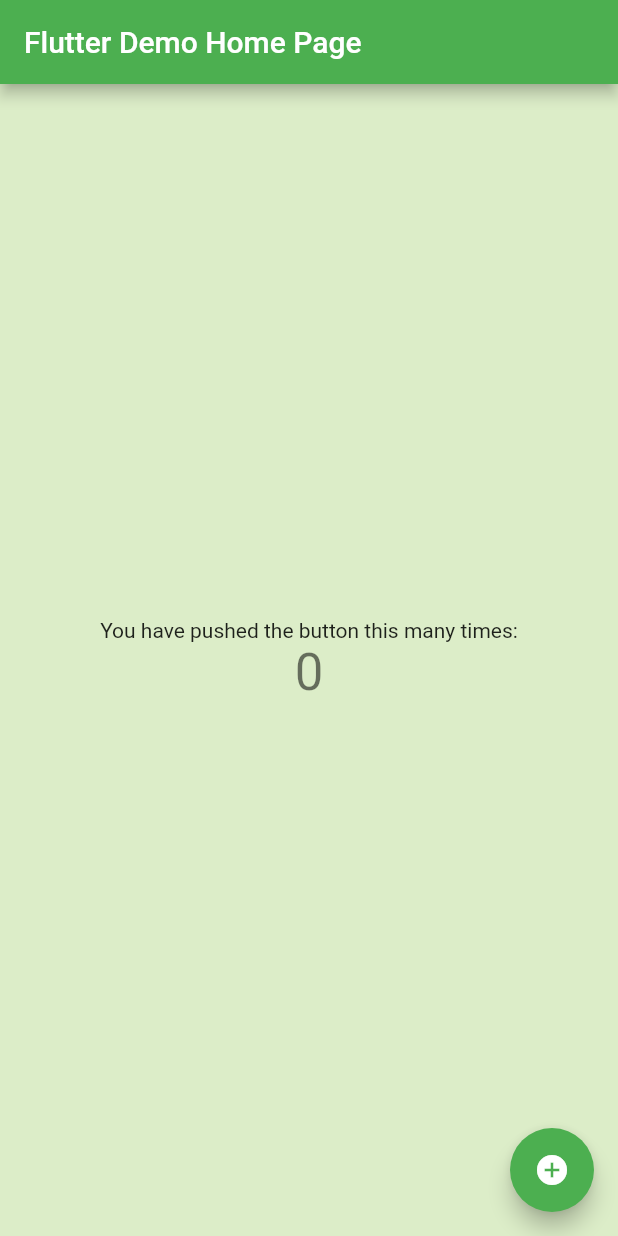
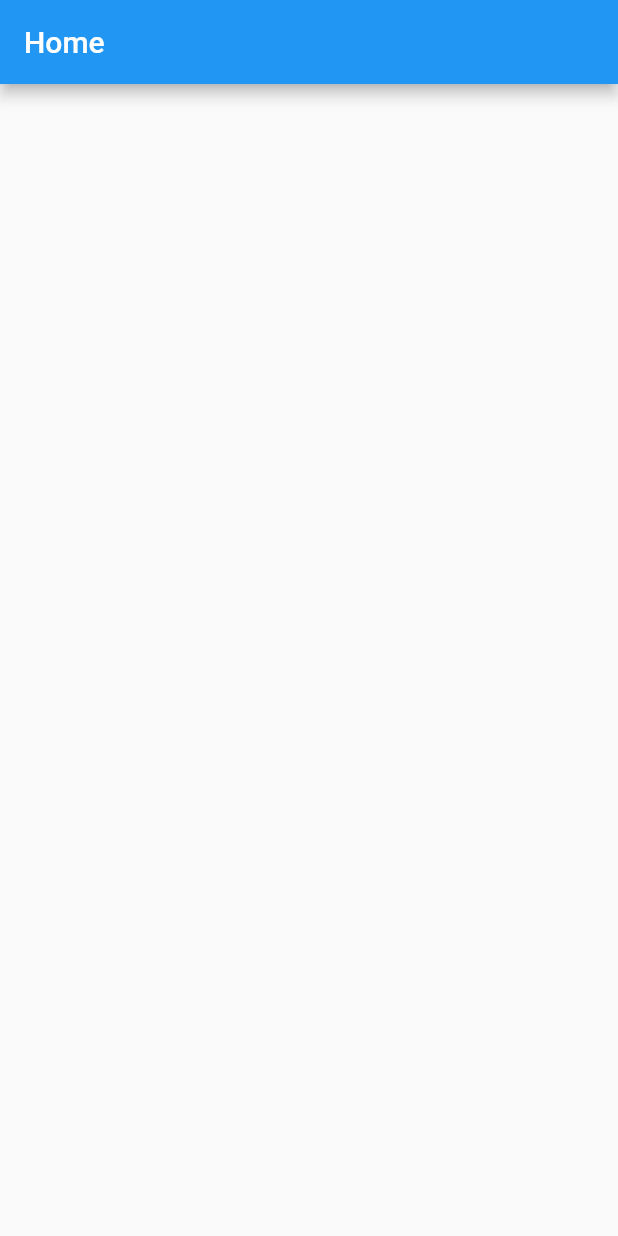
Before and after one commit to DenisMutinda/denis-planner, a Flutter app: the screen it shows after launch, on a phone screen of 412 x 824 dp. Run offline on Flutter 3.47's test engine with Material 2 defaults, Android fonts, the phone set to English and light mode, and no system bars.

Commit message:
Added Home Screen

```diff
--- a/lib/main.dart
+++ b/lib/main.dart
@@ -1,119 +1,19 @@
 import 'package:flutter/material.dart';
-import 'package:shared_preferences/shared_preferences.dart';
+import 'package:denisplanner/pages/home.dart';
 
-void main() {
-  runApp(MyApp());
-}
+void main () => runApp(MyApp());
 
 class MyApp extends StatelessWidget {
-  // This widget is the root of your application.
+  //Root of my application
   @override
   Widget build(BuildContext context) {
     return MaterialApp(
-      title: 'Flutter Demo',
-      theme: ThemeData(
-        // This is the theme of your application.
-        primarySwatch: Colors.green,
-        canvasColor: Colors.lightGreen.shade100,
-        // This makes the visual density adapt to the platform that you run
-        // the app on. For desktop platforms, the controls will be smaller and
-        // closer together (more dense) than on mobile platforms.
-        visualDensity: VisualDensity.adaptivePlatformDensity,
+      debugShowCheckedModeBanner: false,
+      title: 'Hello World',
+      theme: ThemeData (
+        primarySwatch: Colors.blue,
       ),
-      home: MyHomePage(title: 'Flutter Demo Home Page'),
-      debugShowCheckedModeBanner: false,
+      home: Home(),
     );
   }
 }
-
-class MyHomePage extends StatefulWidget {
-  MyHomePage({Key key, this.title}) : super(key: key);
-
-  // This widget is the home page of your application. It is stateful, meaning
-  // that it has a State object (defined below) that contains fields that affect
-  // how it looks.
-
-  // This class is the configuration for the state. It holds the values (in this
-  // case the title) provided by the parent (in this case the App widget) and
-  // used by the build method of the State. Fields in a Widget subclass are
-  // always marked "final".
-
-  final String title;
-
-  @override
-  _MyHomePageState createState() => _MyHomePageState();
-}
-
-class _MyHomePageState extends State<MyHomePage> {
-  int _counter = 0;
-
-  void _incrementCounter() {
-    setState(() {
-      // This call to setState tells the Flutter framework that something has
-      // changed in this State, which causes it to rerun the build method below
-      // so that the display can reflect the updated values. If we changed
-      // _counter without calling setState(), then the build method would not be
-      // called again, and so nothing would appear to happen.
-      _counter++;
-    });
-  }
-
-  void _updateSharedPrefences() async{
-    SharedPreferences prefs = await SharedPreferences.getInstance();
-    int counter = (prefs.getInt('counter') ?? 0) + 1;
-    print('Pressed $counter times.');
-    await prefs.setInt('counter', counter);
-  }
-
-  @override
-  Widget build(BuildContext context) {
-    // This method is rerun every time setState is called, for instance as done
-    // by the _incrementCounter method above.
-    //
-    // The Flutter framework has been optimized to make rerunning build methods
-    // fast, so that you can just rebuild anything that needs updating rather
-    // than having to individually change instances of widgets.
-    return Scaffold(
-      appBar: AppBar(
-        // Here we take the value from the MyHomePage object that was created by
-        // the App.build method, and use it to set our appbar title.
-        title: Text(widget.title),
-      ),
-      body: Center(
-        // Center is a layout widget. It takes a single child and positions it
-        // in the middle of the parent.
-        child: Column(
-          // Column is also a layout widget. It takes a list of children and
-          // arranges them vertically. By default, it sizes itself to fit its
-          // children horizontally, and tries to be as tall as its parent.
-          //
-          // Invoke "debug painting" (press "p" in the console, choose the
-          // "Toggle Debug Paint" action from the Flutter Inspector in Android
-          // Studio, or the "Toggle Debug Paint" command in Visual Studio Code)
-          // to see the wireframe for each widget.
-          //
-          // Column has various properties to control how it sizes itself and
-          // how it positions its children. Here we use mainAxisAlignment to
-          // center the children vertically; the main axis here is the vertical
-          // axis because Columns are vertical (the cross axis would be
-          // horizontal).
-          mainAxisAlignment: MainAxisAlignment.center,
-          children: <Widget>[
-            Text(
-              'You have pushed the button this many times:',
-            ),
-            Text(
-              '$_counter',
-              style: Theme.of(context).textTheme.headline4,
-            ),
-          ],
-        ),
-      ),
-      floatingActionButton: FloatingActionButton(
-        onPressed: _incrementCounter,
-        tooltip: 'Increment',
-        child: Icon(Icons.add_circle),
-      ), // This trailing comma makes auto-formatting nicer for build methods.
-    );
-  }
-}
--- /dev/null
+++ b/lib/pages/home.dart
@@ -0,0 +1,18 @@
+import 'package:flutter/material.dart';
+
+class Home extends StatefulWidget {
+  @override
+  _HomeState createState() => _HomeState();
+}
+
+class _HomeState extends State<Home> {
+  @override
+  Widget build(BuildContext context) {
+    return Scaffold(
+      appBar: AppBar(
+        title: Text('Home'),
+      ),
+      body: Container(),
+    );
+  }
+}
```
